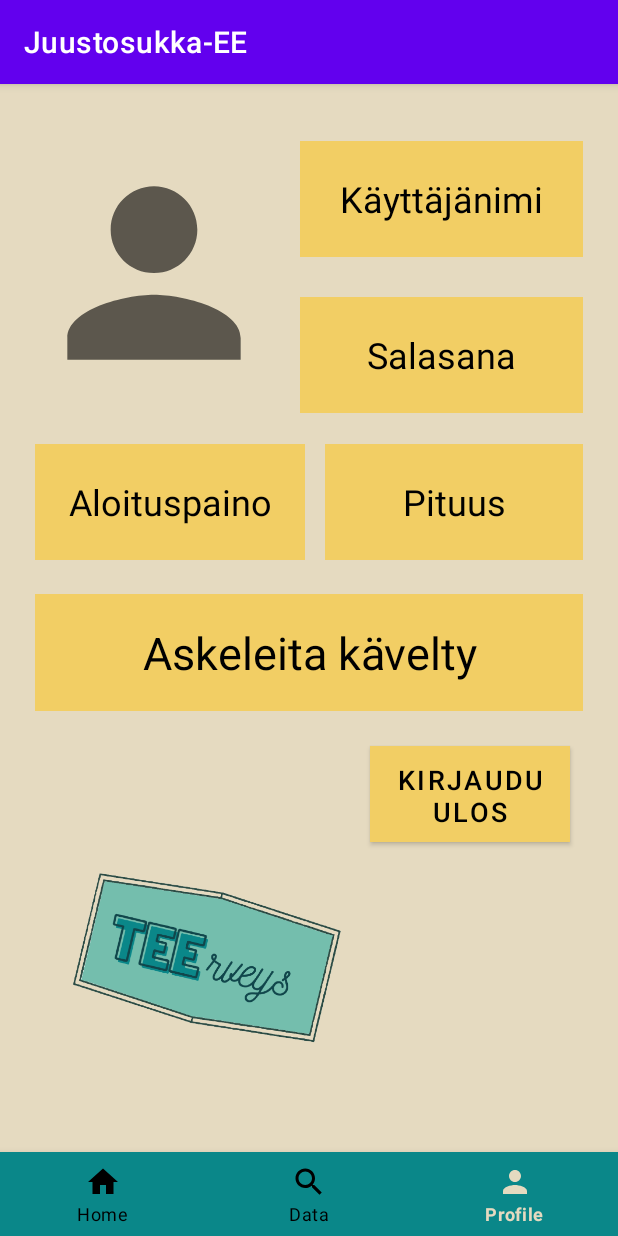
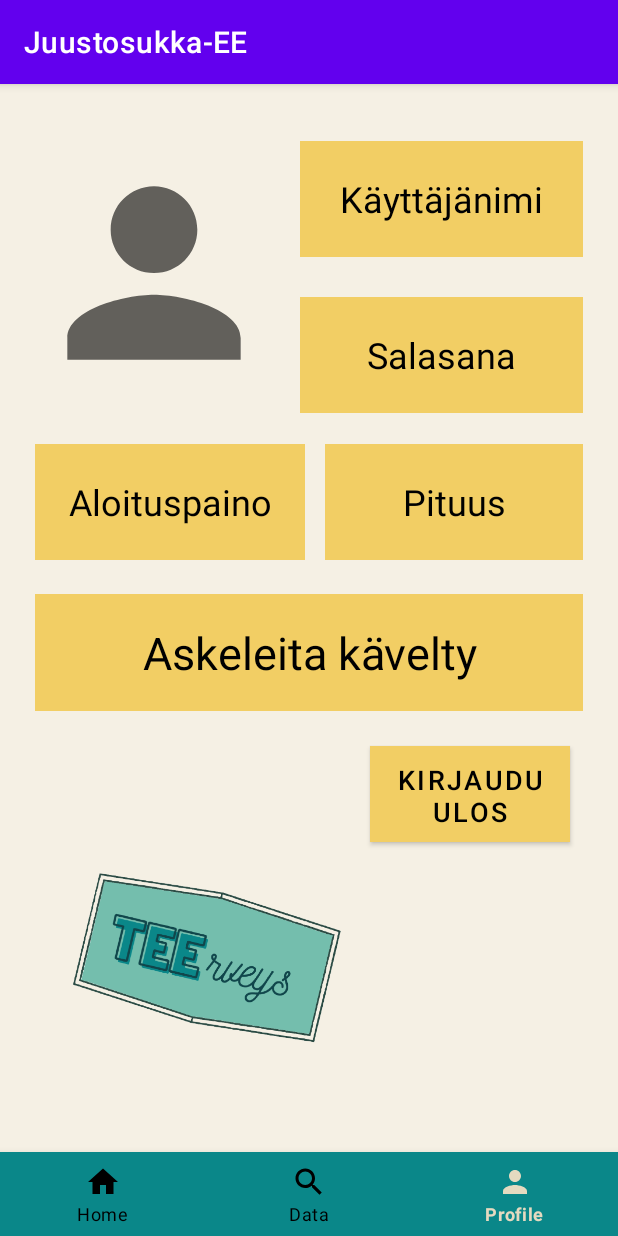
Before and after one commit to pienokainen/Juustosukka-EE, an Android app: the ProfilePage screen opened directly, with no data from a screen before it, on a phone screen of 412 x 824 dp. Run offline under Robolectric (Android 15) with nearby library versions, the phone set to English and light mode, and no system bars.

Commit message:
background color fixed

```diff
--- a/JuustosukkaEE/app/src/main/res/layout/activity_datapage.xml
+++ b/JuustosukkaEE/app/src/main/res/layout/activity_datapage.xml
@@ -4,16 +4,16 @@
     xmlns:tools="http://schemas.android.com/tools"
     android:layout_width="match_parent"
     android:layout_height="match_parent"
+    android:backgroundTint="@color/background_color"
     tools:context=".DataPage">
 
     <TextView
         android:layout_width="wrap_content"
         android:layout_height="wrap_content"
+        android:layout_centerInParent="true"
         android:text="Data"
         android:textSize="50sp"
-        android:textStyle="bold"
-        android:layout_centerInParent="true"
-        />
+        android:textStyle="bold" />
 
     <com.google.android.material.bottomnavigation.BottomNavigationView
         android:id="@+id/navi"
--- a/JuustosukkaEE/app/src/main/res/layout/activity_homepage.xml
+++ b/JuustosukkaEE/app/src/main/res/layout/activity_homepage.xml
@@ -5,6 +5,8 @@
     android:id="@+id/relativeLayout2"
     android:layout_width="match_parent"
     android:layout_height="match_parent"
+    android:background="@color/background_color"
+    android:backgroundTint="#FFFFFF"
     tools:context=".HomePage">
 
     <TextView
--- a/JuustosukkaEE/app/src/main/res/layout/activity_loginpage.xml
+++ b/JuustosukkaEE/app/src/main/res/layout/activity_loginpage.xml
@@ -5,7 +5,7 @@
     android:id="@+id/relativeLayout3"
     android:layout_width="match_parent"
     android:layout_height="match_parent"
-    android:background="#F5F0E4"
+    android:background="@color/background_color"
     android:backgroundTint="#F5F0E4"
     tools:context=".LogInPage">
 
--- a/JuustosukkaEE/app/src/main/res/layout/activity_newuserpage.xml
+++ b/JuustosukkaEE/app/src/main/res/layout/activity_newuserpage.xml
@@ -5,7 +5,7 @@
     android:id="@+id/relativeLayout"
     android:layout_width="match_parent"
     android:layout_height="match_parent"
-    android:background="#F5F0E4"
+    android:background="@color/background_color"
     tools:context=".NewUserPage">
 
     <ImageView
--- a/JuustosukkaEE/app/src/main/res/layout/activity_profilepage.xml
+++ b/JuustosukkaEE/app/src/main/res/layout/activity_profilepage.xml
@@ -5,7 +5,7 @@
     android:layout_width="match_parent"
     android:layout_height="match_parent"
     android:background="#2D2F31"
-    android:backgroundTint="@color/yellow_200"
+    android:backgroundTint="@color/background_color"
     tools:context=".ProfilePage">
 
     <EditText
--- a/JuustosukkaEE/app/src/main/res/values/colors.xml
+++ b/JuustosukkaEE/app/src/main/res/values/colors.xml
@@ -6,6 +6,7 @@
     <color name="teal_200">#74BEAD</color>
     <color name="teal_700">#0A8789</color>
     <color name="teal_900">#10464B</color>
+    <color name="background_color">#F5F0E4</color>
     <color name="yellow_200">#E5DAC0</color>
     <color name="yellow_700">#F2CE64</color>
     <color name="black">#FF000000</color>
```
